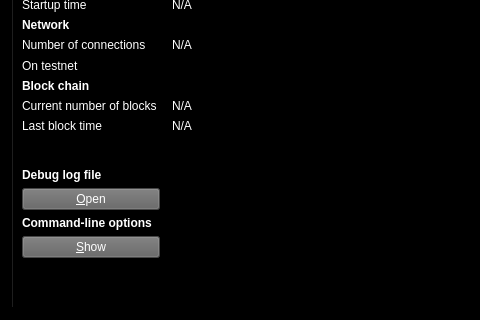
First picture: the form in src/qt/forms/rpcconsole.ui, repository waffle-iron/DarkSilk-Release-Candidate, before the edit; both pictures show x 0 to 480 and y 148 to 468 of the 740 by 468 pixel window.
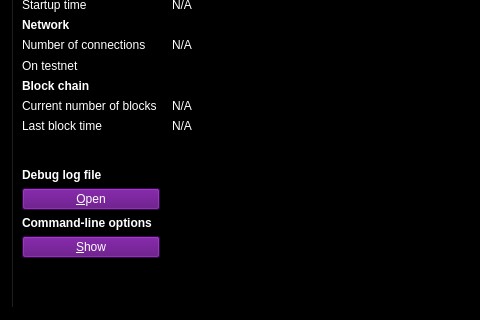
Second picture: the form after the edit. The open tabs and pages were chosen to show the change. Icons and pictures are not drawn. Custom widgets are drawn as their Qt base class.

Diff of the .ui file:
```diff
--- a/src/qt/forms/rpcconsole.ui
+++ b/src/qt/forms/rpcconsole.ui
@@ -308,8 +308,8 @@
          </property>
          <property name="styleSheet">
           <string notr="true">color: rgb(255, 255, 255);
-background-color: rgb(98, 98, 98);
-alternate-background-color: rgb(98, 98, 98);</string>
+background-color: rgb(86, 0, 120);
+alternate-background-color: rgb(86, 0, 120);</string>
          </property>
          <property name="text">
           <string>&amp;Open</string>
@@ -339,8 +339,8 @@
          </property>
          <property name="styleSheet">
           <string notr="true">color: rgb(255, 255, 255);
-background-color: rgb(98, 98, 98);
-alternate-background-color: rgb(98, 98, 98);</string>
+background-color: rgb(86, 0, 120);
+alternate-background-color: rgb(86, 0, 120);</string>
          </property>
          <property name="text">
           <string>&amp;Show</string>
```
Left out of the diff: 4 changed lines with no effect on the pictures.
